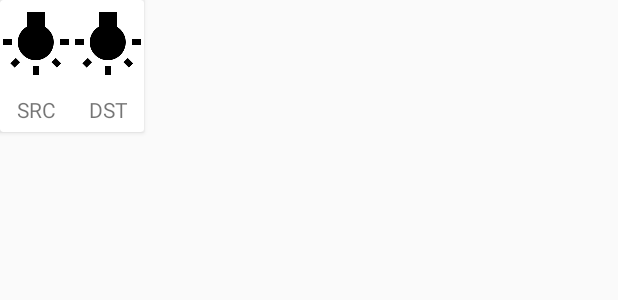
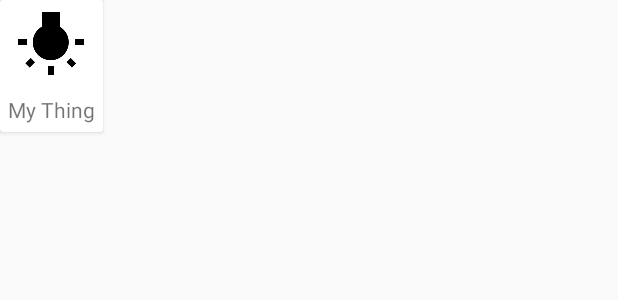
Before and after one commit to UCLM-ARCO/demo-logicwire-office, an Android app: the layout linked_thing_item.xml on its own in the app's theme, with its tools: preview values and no code run, on a phone screen of 412 x 824 dp. Shown: the top 300 px of the screen. Run offline under Robolectric (Android 15) with nearby library versions, the phone set to English and light mode, and no system bars.

Commit message:
android: basic DnD functionality working

```diff
--- /dev/null
+++ b/src/android/LogicWiring/app/src/main/res/drawable/vertical_dotted.xml
@@ -0,0 +1,22 @@
+<?xml version="1.0" encoding="utf-8"?>
+
+<layer-list xmlns:android="http://schemas.android.com/apk/res/android">
+
+    <item
+        android:left="-300dp"
+        android:right="-300dp">
+
+        <rotate
+            android:fromDegrees="90"
+            android:toDegrees="90">
+
+            <shape android:shape="line">
+                <stroke
+                    android:color="#555"
+                    android:dashWidth="6dp"
+                    android:dashGap="6dp"
+                    android:width="2dp"/>
+            </shape>
+        </rotate>
+    </item>
+</layer-list>
--- a/src/android/LogicWiring/app/src/main/res/layout/linked_thing_item.xml
+++ b/src/android/LogicWiring/app/src/main/res/layout/linked_thing_item.xml
@@ -3,9 +3,7 @@
 <android.support.v7.widget.CardView
     xmlns:android="http://schemas.android.com/apk/res/android"
     android:layout_width="wrap_content"
-    android:layout_height="wrap_content"
-    android:paddingTop="10dp"
-    android:paddingBottom="10dp">
+    android:layout_height="wrap_content">
 
     <LinearLayout
         android:layout_width="wrap_content"
@@ -13,33 +11,41 @@
         android:orientation="horizontal">
 
         <TextView
+            android:background="?attr/selectableItemBackground"
             android:id="@+id/SrcThingText"
             android:layout_width="fill_parent"
             android:layout_height="fill_parent"
-            android:text="SRC"
+            android:text="My Thing"
             android:drawableTop="@drawable/ic_wb_incandescent_black_48dp"
             android:drawablePadding="10dp"
             android:gravity="center_vertical|center_horizontal"
-            android:paddingTop="5dp"
-            android:paddingBottom="5dp"/>
+            android:bufferType="spannable"
+            android:padding="5dp" />
 
-        <!--<View-->
-            <!--android:id="@+id/separator"-->
-            <!--android:layout_width="1dp"-->
-            <!--android:layout_height="wrap_content"-->
-            <!--android:background="#cccccc"-->
-            <!--android:layout_centerVertical="true"/>-->
+        <LinearLayout
+            android:orientation="horizontal"
+            android:id="@+id/LinkedThingHolder"
+            android:layout_width="wrap_content"
+            android:layout_height="wrap_content"
+            android:visibility="gone">
+
+            <ImageView
+                android:layerType="software"
+                android:src="@drawable/vertical_dotted"
+                android:layout_width="10dp"
+                android:layout_height="match_parent"/>
 
             <TextView
                 android:id="@+id/DstThingText"
                 android:layout_width="fill_parent"
                 android:layout_height="fill_parent"
-            android:text="DST"
+                android:text="My Thing"
                 android:drawableTop="@drawable/ic_wb_incandescent_black_48dp"
                 android:drawablePadding="10dp"
                 android:gravity="center_vertical|center_horizontal"
-            android:paddingTop="5dp"
-            android:paddingBottom="5dp"/>
+                android:bufferType="spannable"
+                android:padding="5dp" />
+        </LinearLayout>
 
     </LinearLayout>
 
--- a/src/android/LogicWiring/app/src/main/res/layout/things_activity.xml
+++ b/src/android/LogicWiring/app/src/main/res/layout/things_activity.xml
@@ -28,6 +28,7 @@
 
             <GridLayout
                 android:id="@+id/receivers_holder"
+
                 android:layout_width="match_parent"
                 android:layout_height="wrap_content"
                 android:useDefaultMargins="true"
```
Also changed, not shown: src/android/LogicWiring/app/src/main/java/es/uclm/esi/arco/logicwiring/MainActivity.java (+22 -17 lines). Lines whose indentation alone changed are shown as unchanged.
